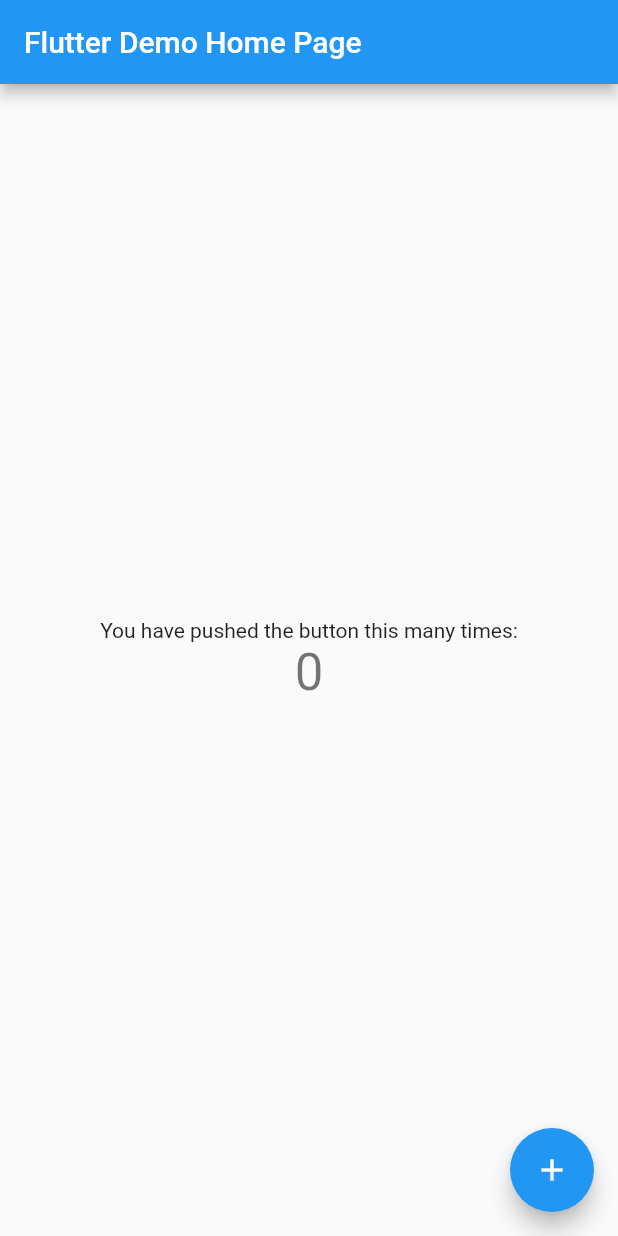
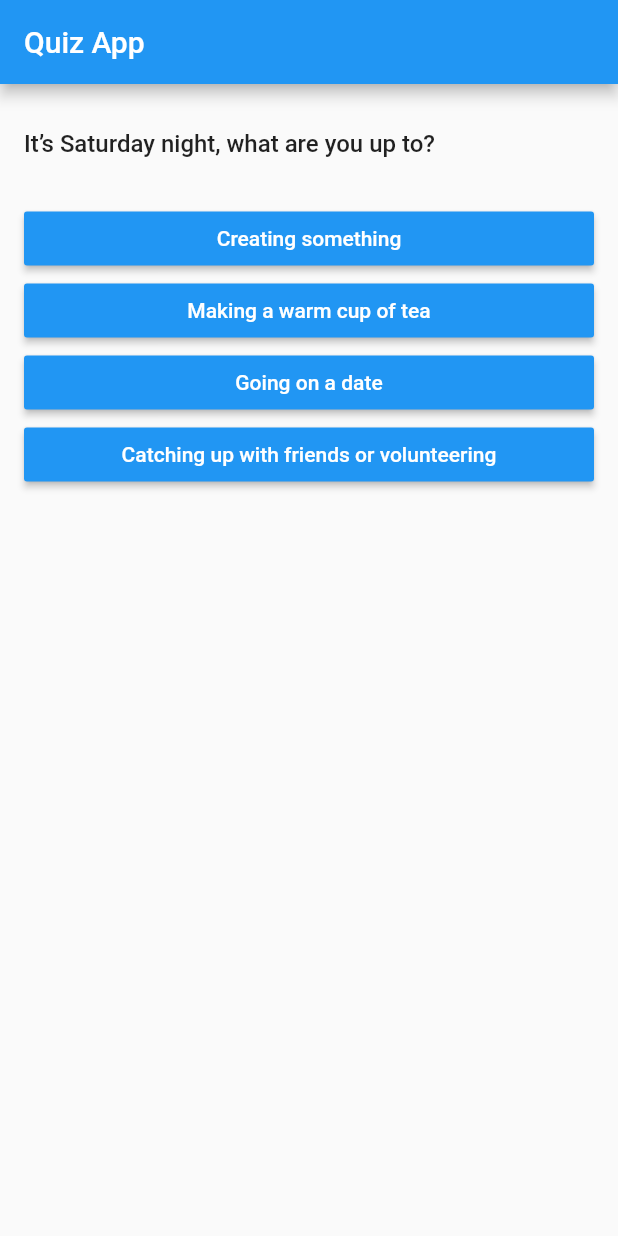
Before and after one commit to gsbakshi/quiz_app, a Flutter app: the screen it shows after launch, on a phone screen of 412 x 824 dp. Run offline on Flutter 3.47's test engine with Material 2 defaults, Android fonts, the phone set to English and light mode, and no system bars.

Commit message:
quiz app flow

```diff
--- /dev/null
+++ b/lib/answer.dart
@@ -0,0 +1,27 @@
+import 'package:flutter/material.dart';
+
+class Answer extends StatelessWidget {
+  final stateHandler;
+  final String data;
+  Answer(this.stateHandler, this.data);
+
+  @override
+  Widget build(BuildContext context) {
+    return Container(
+      width: double.infinity,
+      margin: const EdgeInsets.symmetric(
+        horizontal: 16,
+        // vertical: 30
+      ),
+      child: RaisedButton(
+        onPressed: stateHandler,
+        // shape: ,
+        color: Colors.blue,
+        child: Text(
+          data,
+          style: TextStyle(fontSize: 14, color: Colors.white),
+        ),
+      ),
+    );
+  }
+}
--- a/lib/main.dart
+++ b/lib/main.dart
@@ -1,113 +1,53 @@
 import 'package:flutter/material.dart';
+
+import 'quiz.dart';
+import 'result.dart';
+import 'questions.dart';
 
 void main() {
   runApp(MyApp());
 }
 
-class MyApp extends StatelessWidget {
-  // This widget is the root of your application.
+class MyApp extends StatefulWidget {
   @override
-  Widget build(BuildContext context) {
-    return MaterialApp(
-      title: 'Flutter Demo',
-      theme: ThemeData(
-        // This is the theme of your application.
-        //
-        // Try running your application with "flutter run". You'll see the
-        // application has a blue toolbar. Then, without quitting the app, try
-        // changing the primarySwatch below to Colors.green and then invoke
-        // "hot reload" (press "r" in the console where you ran "flutter run",
-        // or simply save your changes to "hot reload" in a Flutter IDE).
-        // Notice that the counter didn't reset back to zero; the application
-        // is not restarted.
-        primarySwatch: Colors.blue,
-      ),
-      home: MyHomePage(title: 'Flutter Demo Home Page'),
-    );
-  }
+  _MyAppState createState() => _MyAppState();
 }
 
-class MyHomePage extends StatefulWidget {
-  MyHomePage({Key key, this.title}) : super(key: key);
+class _MyAppState extends State<MyApp> {
+  int _index = 0;
+  int _totalScore = 0;
 
-  // This widget is the home page of your application. It is stateful, meaning
-  // that it has a State object (defined below) that contains fields that affect
-  // how it looks.
+  void questionIndex(int score) {
+    _totalScore += score;
+    setState(() {
+      _index += 1;
+    });
+  }
 
-  // This class is the configuration for the state. It holds the values (in this
-  // case the title) provided by the parent (in this case the App widget) and
-  // used by the build method of the State. Fields in a Widget subclass are
-  // always marked "final".
-
-  final String title;
-
-  @override
-  _MyHomePageState createState() => _MyHomePageState();
-}
-
-class _MyHomePageState extends State<MyHomePage> {
-  int _counter = 0;
-
-  void _incrementCounter() {
+  void _reset() {
     setState(() {
-      // This call to setState tells the Flutter framework that something has
-      // changed in this State, which causes it to rerun the build method below
-      // so that the display can reflect the updated values. If we changed
-      // _counter without calling setState(), then the build method would not be
-      // called again, and so nothing would appear to happen.
-      _counter++;
+      _totalScore = 0;
+      _index = 0;
     });
   }
 
   @override
   Widget build(BuildContext context) {
-    // This method is rerun every time setState is called, for instance as done
-    // by the _incrementCounter method above.
-    //
-    // The Flutter framework has been optimized to make rerunning build methods
-    // fast, so that you can just rebuild anything that needs updating rather
-    // than having to individually change instances of widgets.
-    return Scaffold(
-      appBar: AppBar(
-        // Here we take the value from the MyHomePage object that was created by
-        // the App.build method, and use it to set our appbar title.
-        title: Text(widget.title),
+    // List ans = answers[index].toList();
+    return MaterialApp(
+      debugShowCheckedModeBanner: false,
+      title: 'Quiz App',
+      theme: ThemeData(
+        primarySwatch: Colors.blue,
       ),
-      body: Center(
-        // Center is a layout widget. It takes a single child and positions it
-        // in the middle of the parent.
-        child: Column(
-          // Column is also a layout widget. It takes a list of children and
-          // arranges them vertically. By default, it sizes itself to fit its
-          // children horizontally, and tries to be as tall as its parent.
-          //
-          // Invoke "debug painting" (press "p" in the console, choose the
-          // "Toggle Debug Paint" action from the Flutter Inspector in Android
-          // Studio, or the "Toggle Debug Paint" command in Visual Studio Code)
-          // to see the wireframe for each widget.
-          //
-          // Column has various properties to control how it sizes itself and
-          // how it positions its children. Here we use mainAxisAlignment to
-          // center the children vertically; the main axis here is the vertical
-          // axis because Columns are vertical (the cross axis would be
-          // horizontal).
-          mainAxisAlignment: MainAxisAlignment.center,
-          children: <Widget>[
-            Text(
-              'You have pushed the button this many times:',
-            ),
-            Text(
-              '$_counter',
-              style: Theme.of(context).textTheme.headline4,
-            ),
-          ],
+      home: Scaffold(
+        appBar: AppBar(
+          title: Text('Quiz App'),
         ),
+        body: _index < QUESTIONS.length
+            ? Quiz(questionIndex, QUESTIONS, _index)
+            : Result(_totalScore, _reset),
       ),
-      floatingActionButton: FloatingActionButton(
-        onPressed: _incrementCounter,
-        tooltip: 'Increment',
-        child: Icon(Icons.add),
-      ), // This trailing comma makes auto-formatting nicer for build methods.
     );
   }
 }
--- /dev/null
+++ b/lib/question.dart
@@ -0,0 +1,24 @@
+import 'package:flutter/material.dart';
+
+class Question extends StatelessWidget {
+  final String questionText;
+  Question(this.questionText);
+
+  @override
+  Widget build(BuildContext context) {
+    return Container(
+      width: double.infinity,
+      padding: const EdgeInsets.symmetric(
+        horizontal: 16,
+        vertical: 30
+      ),
+      child:  Text(
+        questionText,
+        style: TextStyle(
+          fontSize: 16,
+          fontWeight: FontWeight.w500
+        ),
+      ),
+    );
+  }
+}
--- /dev/null
+++ b/lib/questions.dart
@@ -0,0 +1,47 @@
+const QUESTIONS = [
+  {
+    'question' : 'It\’s Saturday night, what are you up to?',
+    'answer' : [
+      {'text' : 'Creating something', 'score' : 10},
+      {'text' : 'Making a warm cup of tea', 'score' : 8},
+      {'text' : 'Going on a date', 'score' : 6},
+      {'text' : 'Catching up with friends or volunteering', 'score' : 4},
+    ]
+  },
+  {
+    'question' : 'When do you have the best energy?',
+    'answer' : [
+      {'text' : '6am-12pm', 'score' : 10},
+      {'text' : '12pm-6pm', 'score' : 8},
+      {'text' : '6pm-Midnight', 'score' : 6},
+      {'text' : 'Midnight-6am', 'score' : 4},
+    ]
+  },
+  {
+    'question' : 'What are you watching on Netflix?',
+    'answer' : [
+      {'text' : 'Gilmore Girls', 'score' : 10},
+      {'text' : 'Parks & Rec', 'score' : 8},
+      {'text' : 'Always Be My Maybe', 'score' : 6},
+      {'text' : 'Tales by Light', 'score' : 4},
+      {'text' : 'Queer Eye', 'score' : 2},
+    ]
+  },
+  {
+    'question' : 'Which movie title best describes your life?',
+    'answer' : [
+      {'text' : 'Analyze This', 'score' : 10},
+      {'text' : 'Groundhog Day', 'score' : 8},
+      {'text' : 'Field of Dreams', 'score' : 6},
+      {'text' : 'American Hustle', 'score' : 4},
+    ]
+  },
+  {
+    'question' : 'What’s your decision-making style?',
+    'answer' : [
+      {'text' : 'Put off till the last minute', 'score' : -10},
+      {'text' : 'Writing pros and cons', 'score' : 10},
+      {'text' : 'Quickly and easily', 'score' : 8},
+    ],
+  },
+];
--- /dev/null
+++ b/lib/quiz.dart
@@ -0,0 +1,27 @@
+import 'package:flutter/material.dart';
+
+import 'answer.dart';
+import 'question.dart';
+
+class Quiz extends StatelessWidget {
+  final indexState;
+  final List<Map<String, Object>> q;
+  final int i;
+  const Quiz(
+    this.indexState,
+    this.q,
+    this.i
+  );
+
+  @override
+  Widget build(BuildContext context) {
+    return Column(
+      children: <Widget>[
+        Question(q[i]['question']),
+        ...(q[i]['answer'] as List<Map<String, Object>>)
+            .map((answer) => Answer(() => indexState(answer['score']), answer['text']))
+            .toList(),
+      ],
+    );
+  }
+}
--- /dev/null
+++ b/lib/result.dart
@@ -0,0 +1,42 @@
+import 'package:flutter/material.dart';
+
+class Result extends StatelessWidget {
+  final int res;
+  final resetHandler;
+  Result(this.res, this.resetHandler);
+
+  String get phrase {
+    if (res <= 0) {
+      return 'ehh';
+    } else if (res <= 10) {
+      return 'meh';
+    } else if (res <= 20) {
+      return 'hmmm';
+    } else if (res <= 30) {
+      return 'something';
+    } else if (res <= 40) {
+      return 'interesting';
+    } else {
+      return 'cool';
+    }
+  }
+
+  @override
+  Widget build(BuildContext context) {
+    return Center(
+      child: Column(
+          mainAxisAlignment: MainAxisAlignment.center,
+          children: <Widget>[
+            Text('You\'re ' + phrase),
+            FlatButton(
+              onPressed: resetHandler,
+              child: Text(
+                'Reset Quiz',
+                style: TextStyle(color: Colors.white),
+              ),
+              color: Colors.blue,
+            ),
+          ]),
+    );
+  }
+}
--- a/pubspec.yaml
+++ b/pubspec.yaml
@@ -14,7 +14,7 @@ description: A new Flutter project.
 version: 1.0.0+1
 
 environment:
-  sdk: ">=2.1.0 <3.0.0"
+  sdk: ">=2.6.0 <3.0.0"
 
 dependencies:
   flutter:
```
Also changed, not shown: pubspec.lock.
